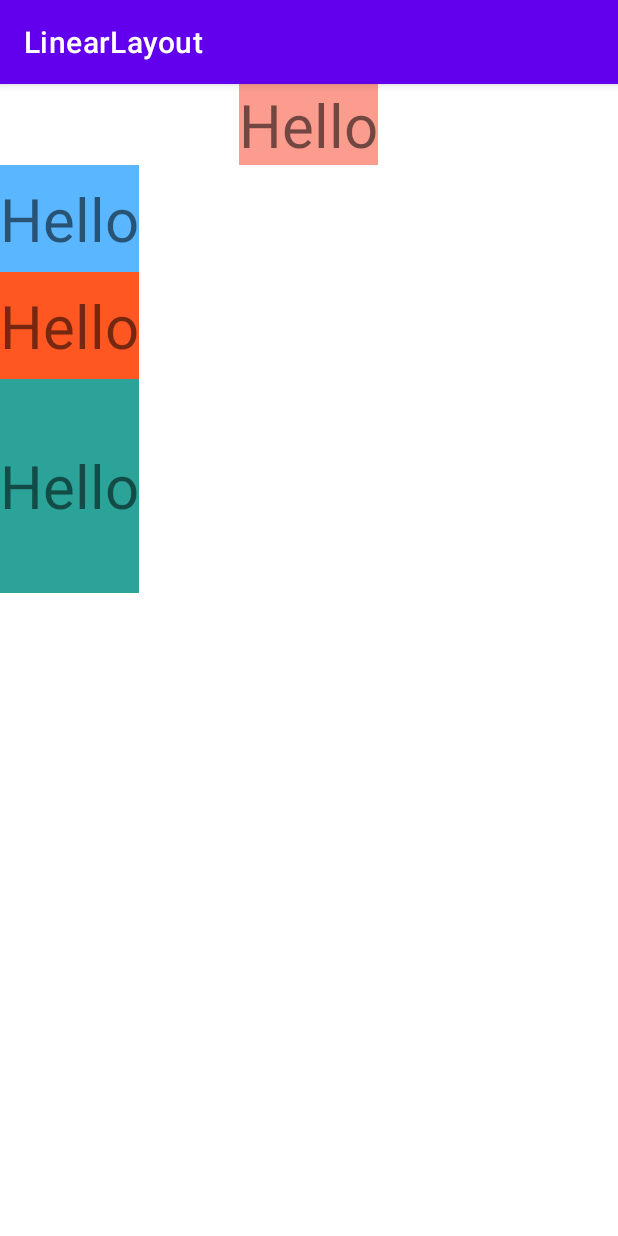
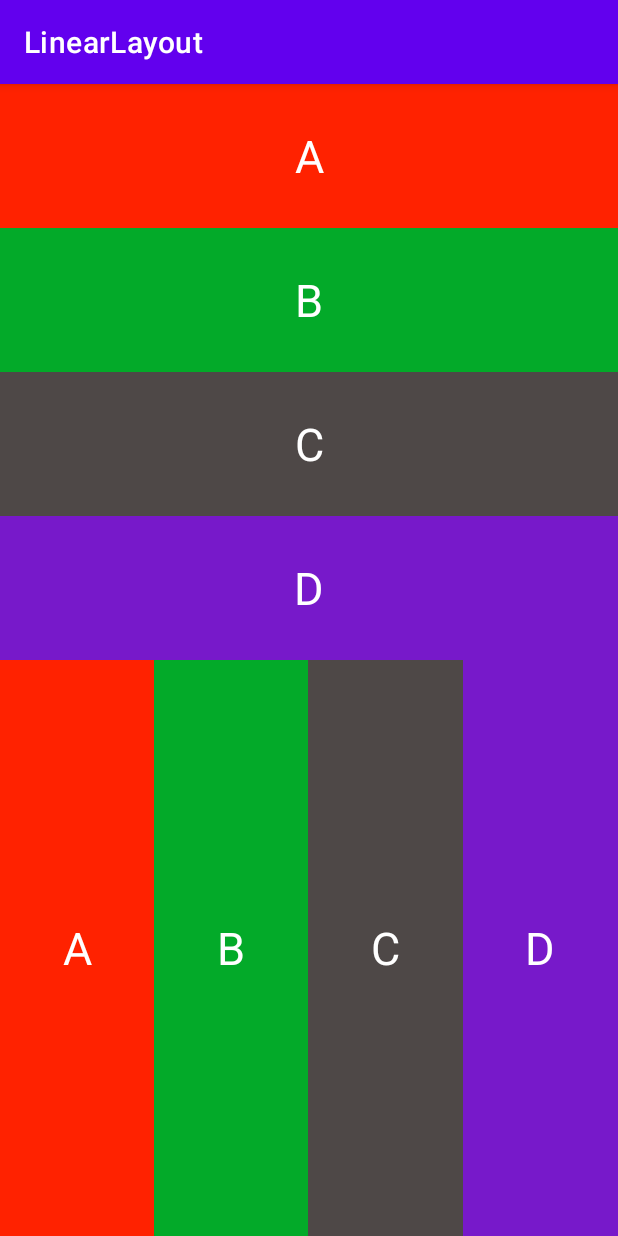
Before and after one commit to phattle/LinearLayout, an Android app: the screen it shows after launch (MainActivity), on a phone screen of 412 x 824 dp. Run offline under Robolectric (Android 15) with nearby library versions, the phone set to English and light mode, and no system bars.

Commit message:
Bài tập 1

```diff
--- a/app/src/main/res/layout/activity_main.xml
+++ b/app/src/main/res/layout/activity_main.xml
@@ -6,44 +6,90 @@
     android:layout_width="match_parent"
     android:layout_height="match_parent"
     android:orientation="vertical"
-    android:weightSum="10"
     tools:context=".MainActivity">
-    <TextView
-        android:layout_gravity="center"
-        android:gravity="center_vertical|right"
-        android:background="#FB9C8E"
-        android:textSize="40sp"
-        android:text="Hello"
-        android:layout_width="wrap_content"
-        android:layout_height="wrap_content"
-       />
-    <TextView
+
+    <LinearLayout
+        android:orientation="vertical"
         android:layout_weight="1"
-        android:gravity="center_vertical|right"
-        android:background="#5AB6FF"
-        android:textSize="40sp"
-        android:text="Hello"
-        android:layout_width="wrap_content"
-        android:layout_height="0dp"
-        />
-    <TextView
+        android:layout_width="match_parent"
+        android:layout_height="0dp">
+        <TextView
+            android:gravity="center"
+            android:textSize="30sp"
+            android:textColor="#ffff"
+            android:background="#f20"
+            android:layout_weight="1"
+            android:text="A"
+            android:layout_width="match_parent"
+            android:layout_height="0dp"/>
+        <TextView
+            android:gravity="center"
+            android:textSize="30sp"
+            android:textColor="#ffff"
+            android:background="#03AA29"
+            android:layout_weight="1"
+            android:text="B"
+            android:layout_width="match_parent"
+            android:layout_height="0dp"/>
+        <TextView
+            android:gravity="center"
+            android:textSize="30sp"
+            android:textColor="#ffff"
+            android:background="#4E4847"
+            android:layout_weight="1"
+            android:text="C"
+            android:layout_width="match_parent"
+            android:layout_height="0dp"/>
+        <TextView
+            android:gravity="center"
+            android:textSize="30sp"
+            android:textColor="#ffff"
+            android:background="#7719CA"
+            android:layout_weight="1"
+            android:text="D"
+            android:layout_width="match_parent"
+            android:layout_height="0dp"/>
+    </LinearLayout>
+    <LinearLayout
+        android:orientation="horizontal"
         android:layout_weight="1"
-        android:gravity="center_vertical|right"
-        android:background="#FF5722"
-        android:textSize="40sp"
-        android:text="Hello"
-        android:layout_width="wrap_content"
-        android:layout_height="0dp"
-        />
-
-    <TextView
-        android:layout_weight="2"
-        android:gravity="center_vertical|right"
-        android:background="#2BA398"
-        android:textSize="40sp"
-        android:text="Hello"
-        android:layout_width="wrap_content"
-        android:layout_height="0dp"
-        />
-
+        android:layout_width="match_parent"
+        android:layout_height="0dp">
+        <TextView
+            android:gravity="center"
+            android:textSize="30sp"
+            android:textColor="#ffff"
+            android:background="#f20"
+            android:layout_weight="1"
+            android:text="A"
+            android:layout_width="0dp"
+            android:layout_height="match_parent"/>
+        <TextView
+            android:gravity="center"
+            android:textSize="30sp"
+            android:textColor="#ffff"
+            android:background="#03AA29"
+            android:layout_weight="1"
+            android:text="B"
+            android:layout_width="0dp"
+            android:layout_height="match_parent"/>
+        <TextView
+            android:gravity="center"
+            android:textSize="30sp"
+            android:textColor="#ffff"
+            android:background="#4E4847"
+            android:layout_weight="1"
+            android:text="C"
+            android:layout_width="0dp"
+            android:layout_height="match_parent"/>
+        <TextView
+            android:gravity="center"
+            android:textSize="30sp"
+            android:textColor="#ffff"
+            android:background="#7719CA"
+            android:layout_weight="1"
+            android:text="D"
+            android:layout_width="0dp"
+            android:layout_height="match_parent"/>
+    </LinearLayout>
 </LinearLayout>
```
